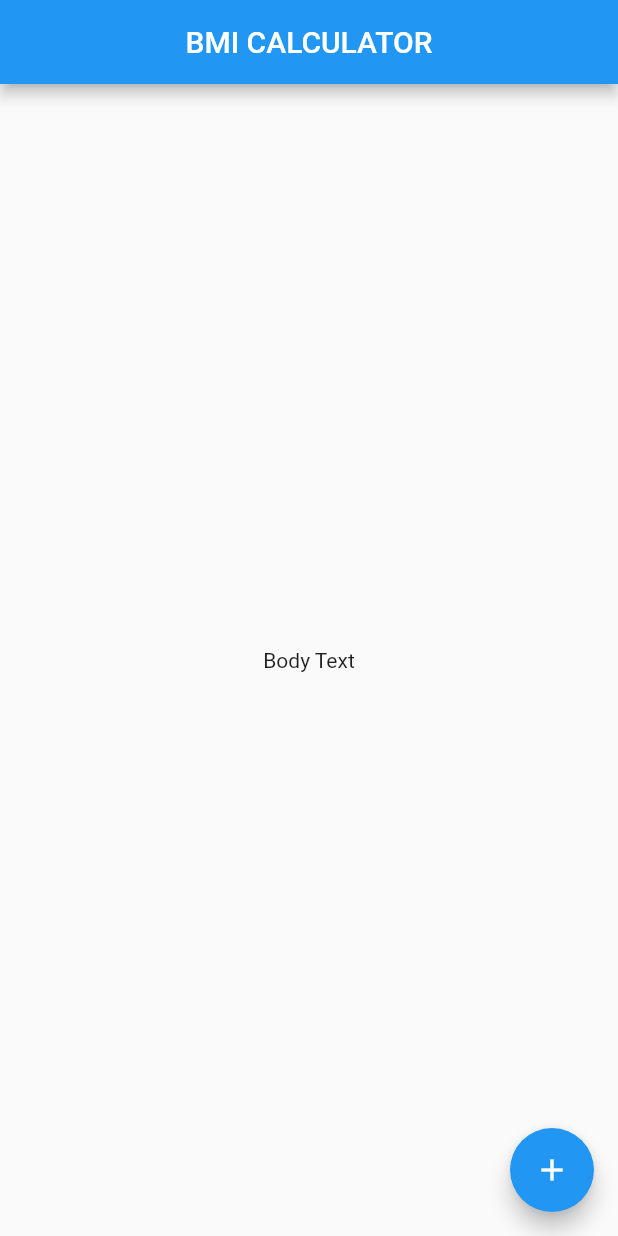
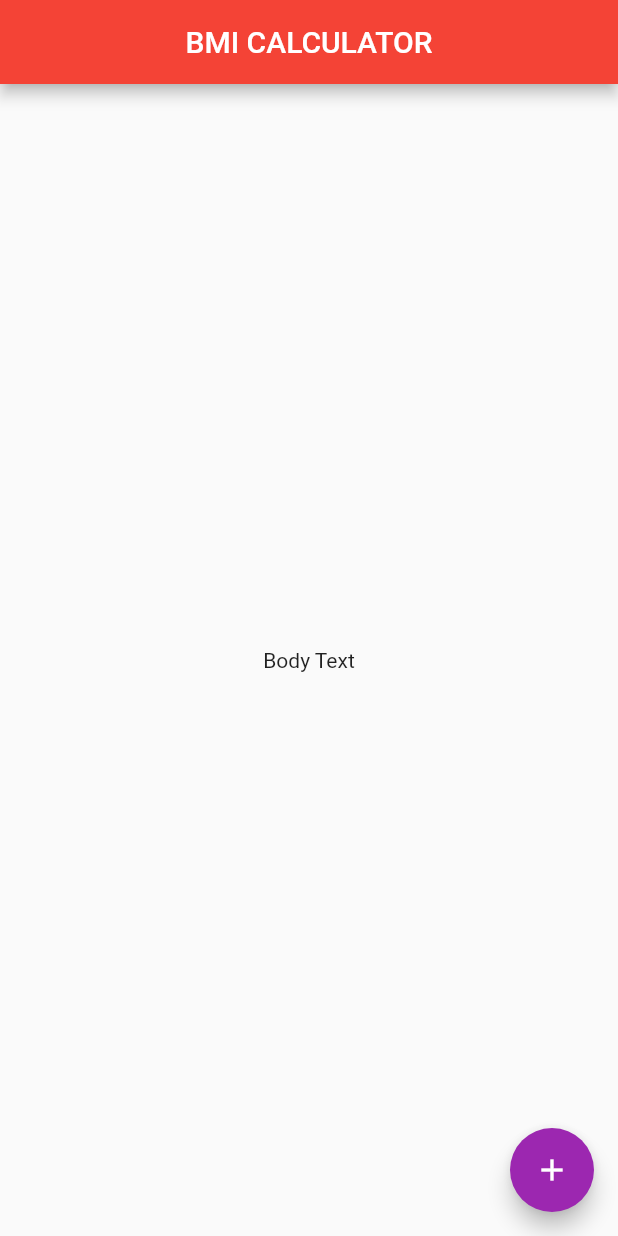
Before and after one commit to Okashe/bmi_calculator, a Flutter app: the screen it shows after launch, on a phone screen of 412 x 824 dp. Run offline on Flutter 3.47's test engine with Material 2 defaults, Android fonts, the phone set to English and light mode, and no system bars.

Commit message:
themeData customization added

```diff
--- a/lib/main.dart
+++ b/lib/main.dart
@@ -10,8 +10,23 @@ class BMICalculator extends StatelessWidget {
   // This widget is the root of your application.
   @override
   Widget build(BuildContext context) {
-    return const MaterialApp(
-      home: InputPage(),
+    return MaterialApp(
+      theme: ThemeData(
+        colorScheme: const ColorScheme(
+          primary: Colors.red,
+          brightness: Brightness.light,
+          onPrimary: Colors.white,
+          secondary: Colors.purple,
+          onSecondary: Colors.white,
+          error: Colors.white,
+          onError: Colors.red,
+          background: Colors.white,
+          onBackground: Colors.black,
+          surface: Color.fromARGB(19, 186, 254, 254),
+          onSurface: Color.fromARGB(6, 9, 0, 90),
+        ),
+      ),
+      home: const InputPage(),
     );
   }
 }
```
